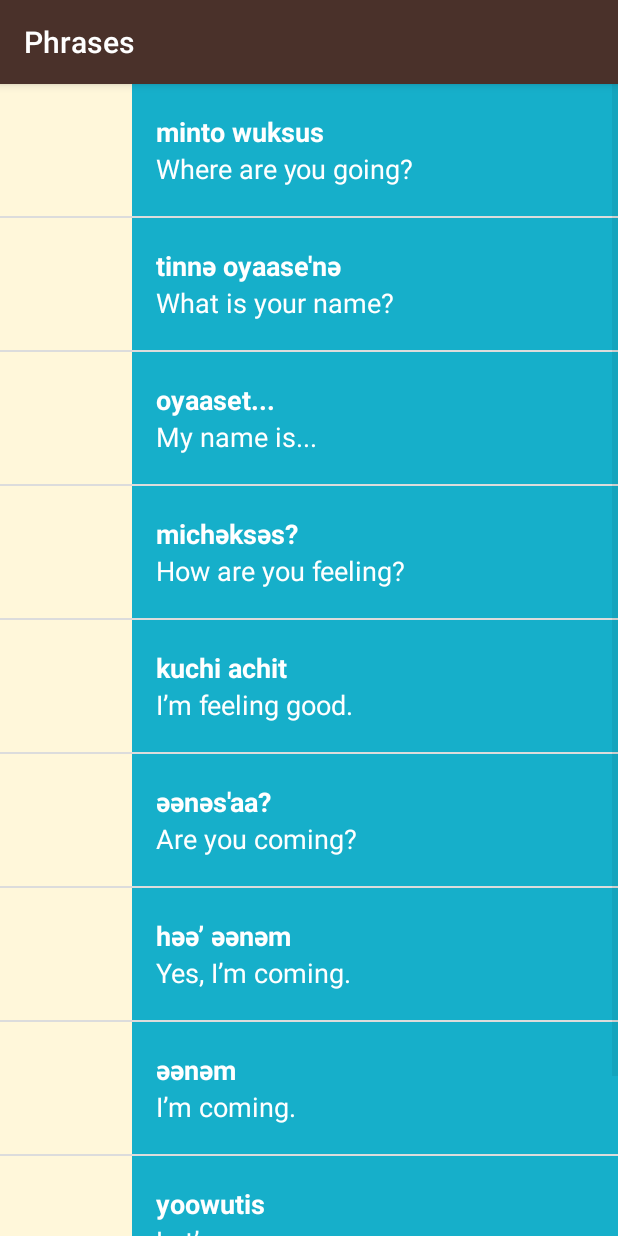
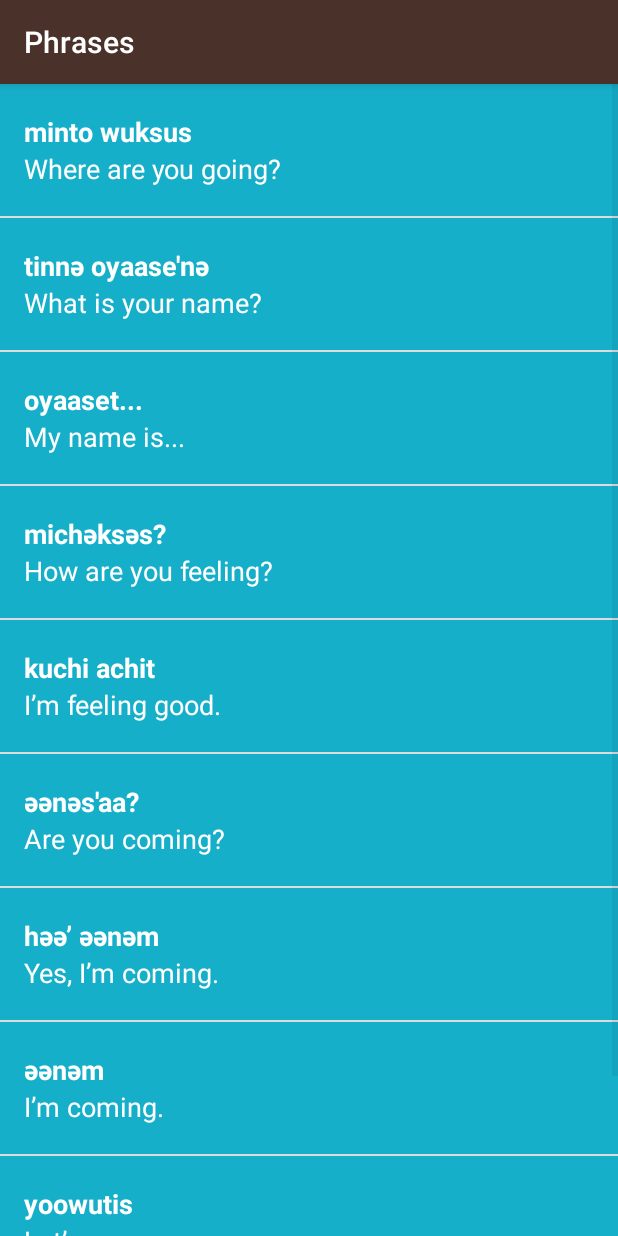
Before and after one commit to rajashreem/Miwok, an Android app: the PhrasesActivity screen opened directly, with no data from a screen before it, on a phone screen of 412 x 824 dp. Run offline under Robolectric (Android 15) with nearby library versions, the phone set to English and light mode, and no system bars.

Commit message:
Showing images only if they are present; phases category now displays correctly

```diff
--- a/app/src/main/java/com/example/android/miwok/Word.java
+++ b/app/src/main/java/com/example/android/miwok/Word.java
@@ -1,9 +1,11 @@
 package com.example.android.miwok;
 
 public class Word {
+    private static final int NO_IMAGE = -1;
+
     private String defaultTranslation;
     private String miwokTranslation;
-    private int imageResourceId;
+    private int imageResourceId = NO_IMAGE;
 
     public Word(String defaultWord, String miwokWord){
         defaultTranslation = defaultWord;
@@ -27,4 +29,8 @@ public class Word {
     public int getImageResourceId() {
         return imageResourceId;
     }
+
+    public boolean hasImage(){
+        return imageResourceId != NO_IMAGE;
+    }
 }
--- a/app/src/main/java/com/example/android/miwok/WordAdapter.java
+++ b/app/src/main/java/com/example/android/miwok/WordAdapter.java
@@ -13,7 +13,7 @@ import android.widget.TextView;
 import java.util.ArrayList;
 
 
-public class WordAdapter extends ArrayAdapter<Word>{
+public class WordAdapter extends ArrayAdapter<Word> {
     private int backgroundColor;
 
     public WordAdapter(Context context, ArrayList<Word> words, int color) {
@@ -24,7 +24,7 @@ public class WordAdapter extends ArrayAdapter<Word>{
     @Override
     public View getView(int position, View convertView, ViewGroup parent) {
         View listItemView = convertView;
-        if(listItemView == null){
+        if (listItemView == null) {
             listItemView = LayoutInflater.from(getContext()).inflate(R.layout.list_item, parent, false);
         }
 
@@ -37,7 +37,12 @@ public class WordAdapter extends ArrayAdapter<Word>{
         defaultTranslation.setText(word.getDefaultTranslation());
 
         ImageView wordImage = (ImageView) listItemView.findViewById(R.id.word_image);
-        wordImage.setImageResource(word.getImageResourceId());
+        if (word.hasImage()) {
+            wordImage.setImageResource(word.getImageResourceId());
+            wordImage.setVisibility(View.VISIBLE);
+        } else {
+            wordImage.setVisibility(View.GONE);
+        }
 
         LinearLayout translations = (LinearLayout) listItemView.findViewById(R.id.translations);
         int color = ContextCompat.getColor(getContext(), backgroundColor);
```
